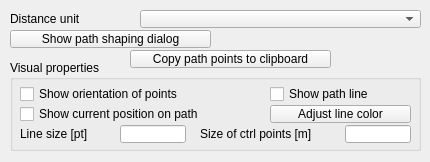
CoppeliaRobotics/coppeliaSimLib, file ui/qdlgpaths.ui: the form before one commit.
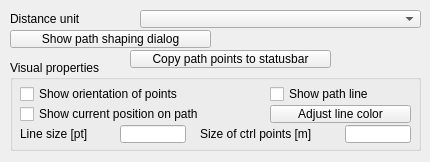
The form after the commit.

Commit message: deprecated a few functions, hid IK, collision, distance and path dialogs, made scripts able to run coroutines, etc.

```diff
--- a/ui/qdlgpaths.ui
+++ b/ui/qdlgpaths.ui
@@ -197,10 +197,10 @@
     <enum>Qt::StrongFocus</enum>
    </property>
    <property name="text">
-    <string>Copy path points to clipboard</string>
+    <string>Copy path points to statusbar</string>
    </property>
    <property name="checkable">
-    <bool>true</bool>
+    <bool>false</bool>
    </property>
   </widget>
  </widget>
```
Left out of the diff: 2 changed lines with no effect on the pictures. The commit also changes 57 other files.
